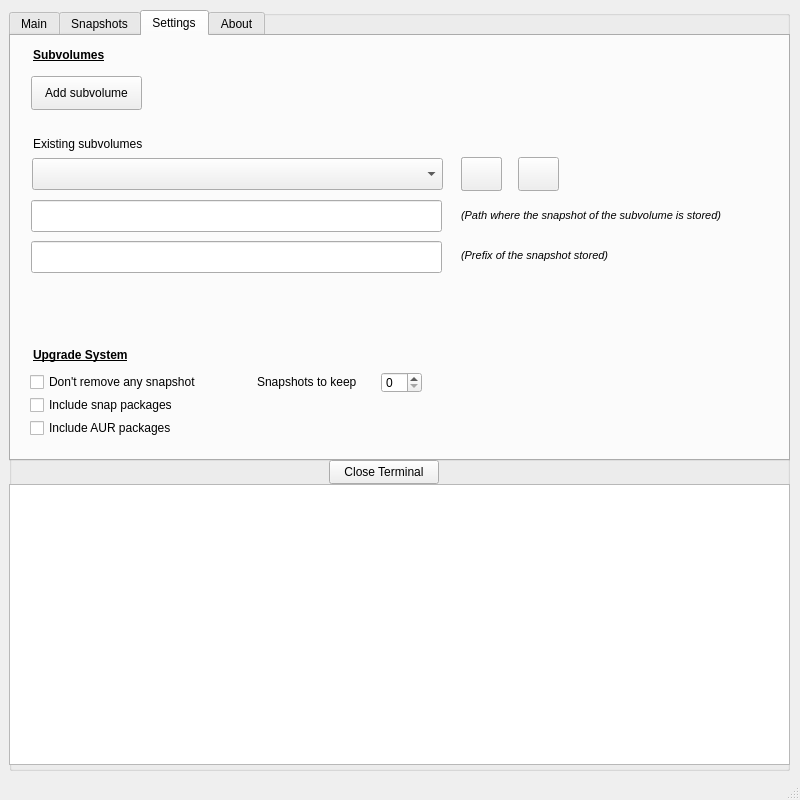
Before: the Qt Designer form buttermanager/ui/MainWindow.ui in egara/buttermanager, drawn with Qt 5.
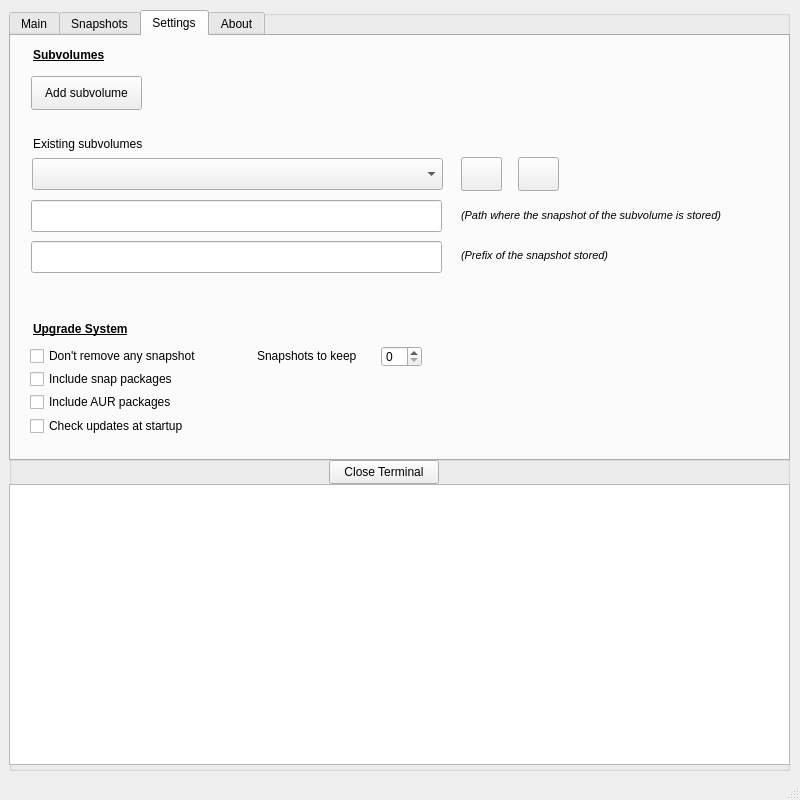
After: the same form once the commit is applied. The open tabs and pages were chosen to show the change.

Commit message: Adding new feature. Only for Arch so far. User can see the packages to update at startup

What changed in the file:
```diff
--- a/buttermanager/ui/MainWindow.ui
+++ b/buttermanager/ui/MainWindow.ui
@@ -404,7 +404,7 @@
           <property name="geometry">
            <rect>
             <x>19</x>
-            <y>335</y>
+            <y>309</y>
             <width>201</width>
             <height>22</height>
            </rect>
@@ -417,7 +417,7 @@
           <property name="geometry">
            <rect>
             <x>22</x>
-            <y>310</y>
+            <y>284</y>
             <width>141</width>
             <height>18</height>
            </rect>
@@ -437,7 +437,7 @@
           <property name="geometry">
            <rect>
             <x>19</x>
-            <y>381</y>
+            <y>355</y>
             <width>201</width>
             <height>22</height>
            </rect>
@@ -450,7 +450,7 @@
           <property name="geometry">
            <rect>
             <x>19</x>
-            <y>358</y>
+            <y>332</y>
             <width>201</width>
             <height>22</height>
            </rect>
@@ -463,7 +463,7 @@
           <property name="geometry">
            <rect>
             <x>370</x>
-            <y>336</y>
+            <y>310</y>
             <width>41</width>
             <height>21</height>
            </rect>
@@ -473,7 +473,7 @@
           <property name="geometry">
            <rect>
             <x>246</x>
-            <y>336</y>
+            <y>310</y>
             <width>121</width>
             <height>20</height>
            </rect>
@@ -657,6 +657,19 @@
            <string>Existing subvolumes</string>
           </property>
          </widget>
+         <widget class="QCheckBox" name="checkbox_startup">
+          <property name="geometry">
+           <rect>
+            <x>19</x>
+            <y>379</y>
+            <width>201</width>
+            <height>22</height>
+           </rect>
+          </property>
+          <property name="text">
+           <string>Check updates at startup</string>
+          </property>
+         </widget>
         </widget>
         <widget class="QWidget" name="tab_about">
          <attribute name="title">
```
The commit also changes 5 other files.
